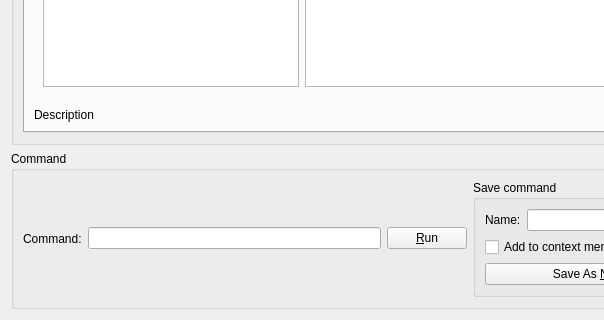
ecmwf/ecflow, file Viewer/src/CommandDesignerWidget.ui: the form before one commit; both pictures show x 0 to 604 and y 259 to 579 of the 940 by 579 pixel window.
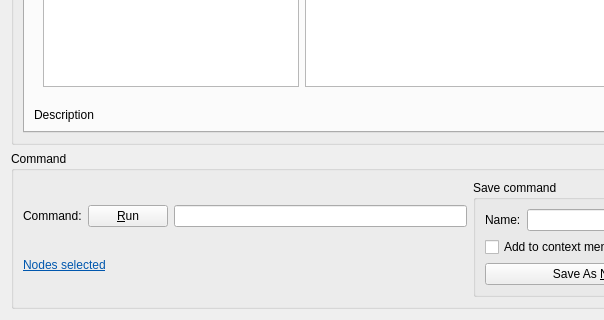
The form after the commit. Custom widgets are drawn as their Qt base class.

The edit to the form file:
```diff
--- a/Viewer/src/CommandDesignerWidget.ui
+++ b/Viewer/src/CommandDesignerWidget.ui
@@ -166,6 +166,8 @@
      </property>
      <layout class="QHBoxLayout" name="horizontalLayout_5">
       <item>
+       <layout class="QVBoxLayout" name="verticalLayout_8">
+        <item>
        <layout class="QHBoxLayout" name="horizontalLayout_2">
         <item>
          <widget class="QLabel" name="label">
@@ -174,9 +176,6 @@
           </property>
          </widget>
         </item>
-        <item>
-         <widget class="QLineEdit" name="commandLineEdit_"/>
-        </item>
         <item>
          <widget class="QPushButton" name="runButton_">
           <property name="text">
@@ -184,6 +183,24 @@
           </property>
          </widget>
         </item>
+          <item>
+           <widget class="QLineEdit" name="commandLineEdit_"/>
+          </item>
+         </layout>
+        </item>
+        <item>
+         <widget class="QLabel" name="nodeListLinkLabel_">
+          <property name="sizePolicy">
+           <sizepolicy hsizetype="Preferred" vsizetype="Maximum">
+            <horstretch>0</horstretch>
+            <verstretch>0</verstretch>
+           </sizepolicy>
+          </property>
+          <property name="text">
+           <string>&lt;html&gt;&lt;head/&gt;&lt;body&gt;&lt;p&gt;&lt;a href=&quot;#nodes&quot;&gt;&lt;span style=&quot; text-decoration: underline; color:#0057ae;&quot;&gt;Nodes selected&lt;/span&gt;&lt;/a&gt;&lt;/p&gt;&lt;/body&gt;&lt;/html&gt;</string>
+          </property>
+         </widget>
+        </item>
        </layout>
       </item>
       <item>
```
Left out of the diff: 2 changed lines with no effect on the pictures. Lines whose indentation alone changed are shown as unchanged.
